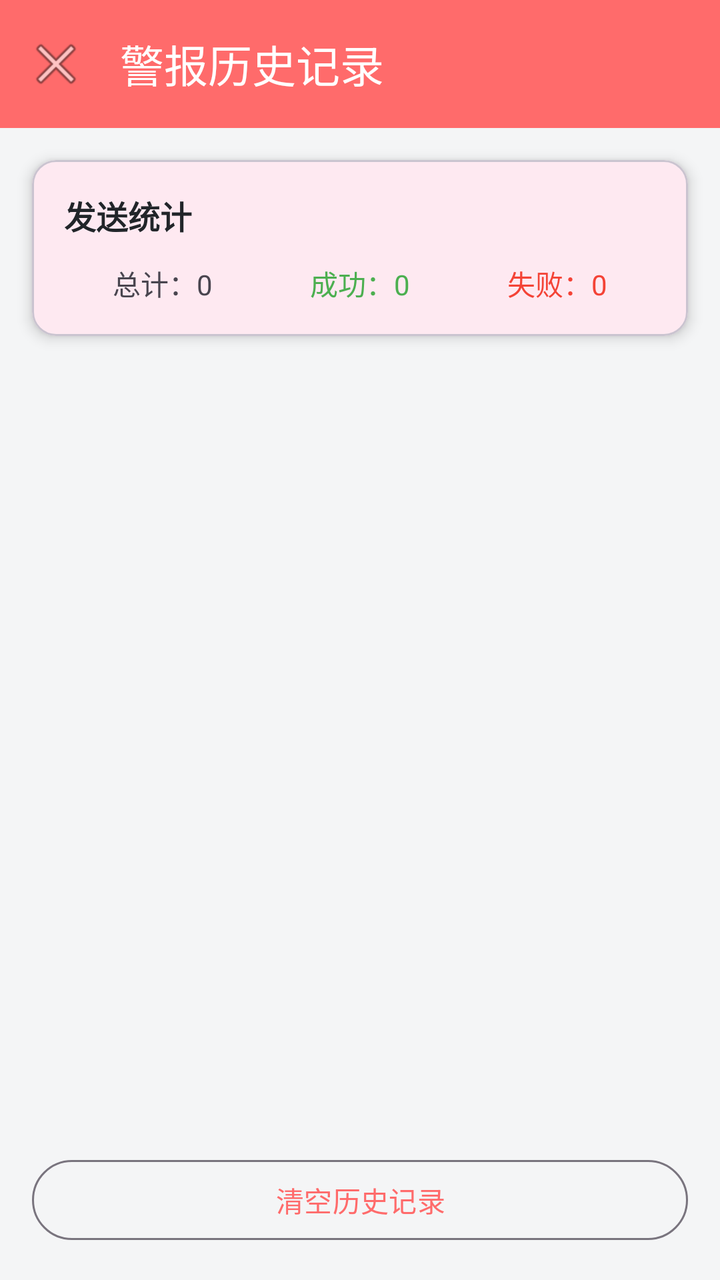
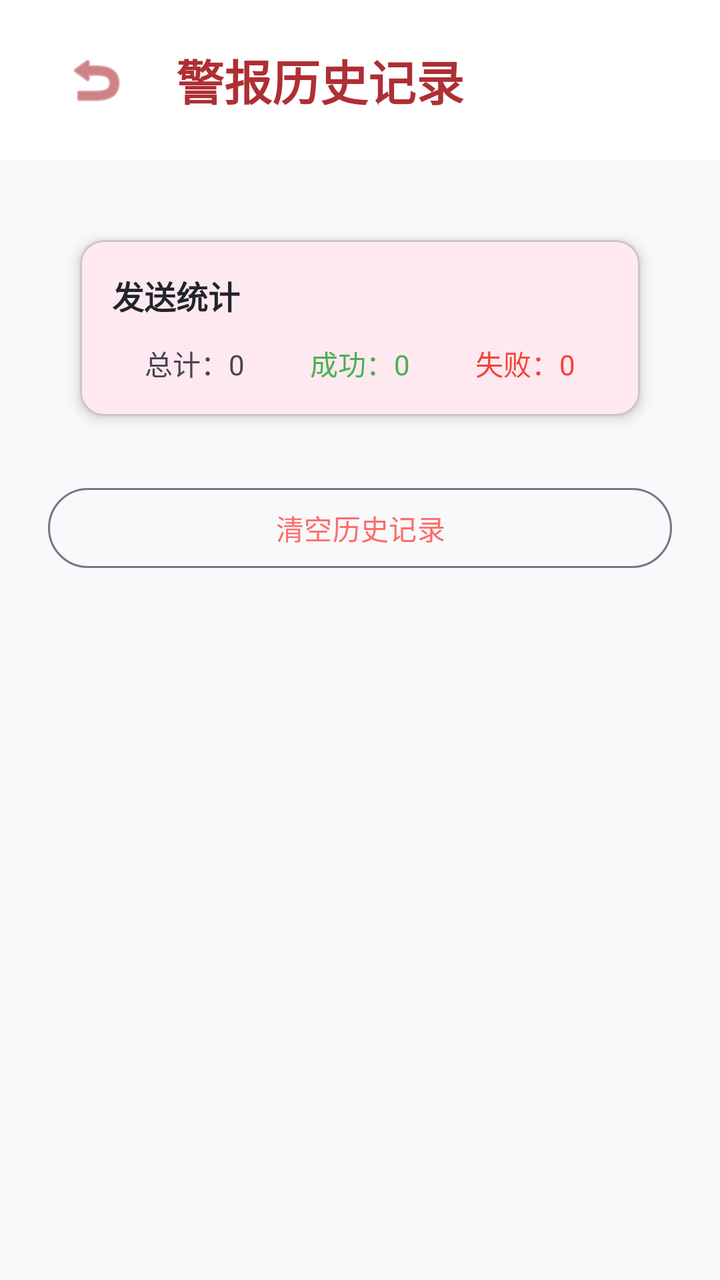

Before-and-after screenshots of an Android layout around one commit, followed by the original layout XML and the change that was made.
<!-- AndroidManifest.xml: activity theme Theme.LiveWell -->
<!-- res/layout/activity_alert_history.xml -->
<?xml version="1.0" encoding="utf-8"?>
<LinearLayout xmlns:android="http://schemas.android.com/apk/res/android"
    xmlns:app="http://schemas.android.com/apk/res-auto"
    android:layout_width="match_parent"
    android:layout_height="match_parent"
    android:orientation="vertical"
    android:background="@color/background">

    
    <com.google.android.material.appbar.MaterialToolbar
        android:id="@+id/toolbar"
        android:layout_width="match_parent"
        android:layout_height="?attr/actionBarSize"
        android:background="@color/primary"
        app:title="警报历史记录"
        app:titleTextColor="@color/white"
        app:navigationIcon="@android:drawable/ic_menu_close_clear_cancel"/>

    
    <com.google.android.material.card.MaterialCardView
        android:layout_width="match_parent"
        android:layout_height="wrap_content"
        android:layout_margin="16dp"
        app:cardCornerRadius="12dp"
        app:cardElevation="4dp">

        <LinearLayout
            android:layout_width="match_parent"
            android:layout_height="wrap_content"
            android:orientation="vertical"
            android:padding="16dp">

            <TextView
                android:layout_width="wrap_content"
                android:layout_height="wrap_content"
                android:text="发送统计"
                android:textSize="16sp"
                android:textStyle="bold"
                android:textColor="@color/text_primary"/>

            <LinearLayout
                android:layout_width="match_parent"
                android:layout_height="wrap_content"
                android:orientation="horizontal"
                android:layout_marginTop="12dp">

                <TextView
                    android:id="@+id/tvTotalCount"
                    android:layout_width="0dp"
                    android:layout_height="wrap_content"
                    android:layout_weight="1"
                    android:text="总计：0"
                    android:textAlignment="center"
                    android:textSize="14sp"/>

                <TextView
                    android:id="@+id/tvSuccessCount"
                    android:layout_width="0dp"
                    android:layout_height="wrap_content"
                    android:layout_weight="1"
                    android:text="成功：0"
                    android:textAlignment="center"
                    android:textColor="@color/success"
                    android:textSize="14sp"/>

                <TextView
                    android:id="@+id/tvFailedCount"
                    android:layout_width="0dp"
                    android:layout_height="wrap_content"
                    android:layout_weight="1"
                    android:text="失败：0"
                    android:textAlignment="center"
                    android:textColor="@color/error"
                    android:textSize="14sp"/>

            </LinearLayout>

        </LinearLayout>

    </com.google.android.material.card.MaterialCardView>

    
    <androidx.recyclerview.widget.RecyclerView
        android:id="@+id/rvHistory"
        android:layout_width="match_parent"
        android:layout_height="0dp"
        android:layout_weight="1"
        android:padding="8dp"
        android:clipToPadding="false"/>

    
    <com.google.android.material.button.MaterialButton
        android:id="@+id/btnClearHistory"
        android:layout_width="match_parent"
        android:layout_height="48dp"
        android:layout_margin="16dp"
        android:text="清空历史记录"
        style="@style/Widget.Material3.Button.OutlinedButton"/>

</LinearLayout>
<!-- resources referenced by this layout -->
<resources>
  <color name="background">#F4F5F6</color>
  <color name="error">#F44336</color>
  <color name="primary">#FF6B6B</color>
  <color name="success">#4CAF50</color>
  <color name="text_primary">#212529</color>
  <color name="white">#FFFFFF</color>
  <style name="Theme.LiveWell" parent="Theme.Material3.DayNight.NoActionBar">
          <item name="colorPrimary">@color/primary</item>
          <item name="colorPrimaryVariant">@color/primary_dark</item>
          <item name="colorOnPrimary">@color/white</item>
          <item name="colorSecondary">@color/primary_light</item>
          <item name="colorSecondaryVariant">@color/primary</item>
          <item name="colorOnSecondary">@color/primary_dark</item>
          <item name="android:windowBackground">@color/background</item>
          <item name="android:statusBarColor">@color/primary</item>
      </style>
  <color name="primary_dark">#FF5252</color>
  <color name="primary_light">#FFE5E5</color>
</resources>

<!-- the commit's change to res/layout/activity_alert_history.xml (unified diff, before → after) -->
@@ -1,22 +1,59 @@
 <?xml version="1.0" encoding="utf-8"?>
-<LinearLayout xmlns:android="http://schemas.android.com/apk/res/android"
+<androidx.coordinatorlayout.widget.CoordinatorLayout xmlns:android="http://schemas.android.com/apk/res/android"
     xmlns:app="http://schemas.android.com/apk/res-auto"
     android:layout_width="match_parent"
     android:layout_height="match_parent"
-    android:orientation="vertical"
-    android:background="@color/background">
+    android:background="#F8F9FA">
 
-    
-    <com.google.android.material.appbar.MaterialToolbar
-        android:id="@+id/toolbar"
+    <com.google.android.material.appbar.AppBarLayout
         android:layout_width="match_parent"
-        android:layout_height="?attr/actionBarSize"
-        android:background="@color/primary"
-        app:title="警报历史记录"
-        app:titleTextColor="@color/white"
-        app:navigationIcon="@android:drawable/ic_menu_close_clear_cancel"/>
+        android:layout_height="wrap_content"
+        android:background="@android:color/transparent"
+        app:elevation="0dp">
 
-    
+        <LinearLayout
+            android:layout_width="match_parent"
+            android:layout_height="wrap_content"
+            android:orientation="horizontal"
+            android:gravity="center_vertical"
+            android:paddingHorizontal="24dp"
+            android:paddingVertical="16dp"
+            android:background="#FFFFFF">
+
+            <ImageButton
+                android:id="@+id/btnBack"
+                android:layout_width="48dp"
+                android:layout_height="48dp"
+                android:src="@android:drawable/ic_menu_revert"
+                android:background="?attr/selectableItemBackgroundBorderless"
+                android:contentDescription="返回"
+                app:tint="#AE2F34" />
+
+            <TextView
+                android:layout_width="wrap_content"
+                android:layout_height="wrap_content"
+                android:text="警报历史记录"
+                android:textSize="24sp"
+                android:textStyle="bold"
+                android:textColor="#AE2F34"
+                android:layout_marginStart="16dp" />
+        </LinearLayout>
+    </com.google.android.material.appbar.AppBarLayout>
+
+    <androidx.core.widget.NestedScrollView
+        android:layout_width="match_parent"
+        android:layout_height="match_parent"
+        app:layout_behavior="@string/appbar_scrolling_view_behavior"
+        android:clipToPadding="false"
+        android:paddingBottom="32dp">
+
+        <LinearLayout
+            android:layout_width="match_parent"
+            android:layout_height="wrap_content"
+            android:orientation="vertical"
+            android:padding="24dp">
+
+            
     <com.google.android.material.card.MaterialCardView
         android:layout_width="match_parent"
         android:layout_height="wrap_content"
@@ -79,22 +116,24 @@
 
     </com.google.android.material.card.MaterialCardView>
 
-    
-    <androidx.recyclerview.widget.RecyclerView
-        android:id="@+id/rvHistory"
-        android:layout_width="match_parent"
-        android:layout_height="0dp"
-        android:layout_weight="1"
-        android:padding="8dp"
-        android:clipToPadding="false"/>
+            
+            <androidx.recyclerview.widget.RecyclerView
+                android:id="@+id/rvHistory"
+                android:layout_width="match_parent"
+                android:layout_height="wrap_content"
+                android:nestedScrollingEnabled="false"
+                android:clipToPadding="false"/>
 
-    
-    <com.google.android.material.button.MaterialButton
-        android:id="@+id/btnClearHistory"
-        android:layout_width="match_parent"
-        android:layout_height="48dp"
-        android:layout_margin="16dp"
-        android:text="清空历史记录"
-        style="@style/Widget.Material3.Button.OutlinedButton"/>
+            
+            <com.google.android.material.button.MaterialButton
+                android:id="@+id/btnClearHistory"
+                android:layout_width="match_parent"
+                android:layout_height="48dp"
+                android:layout_marginTop="16dp"
+                android:text="清空历史记录"
+                style="@style/Widget.Material3.Button.OutlinedButton"/>
 
-</LinearLayout>
+        </LinearLayout>
+    </androidx.core.widget.NestedScrollView>
+
+</androidx.coordinatorlayout.widget.CoordinatorLayout>
